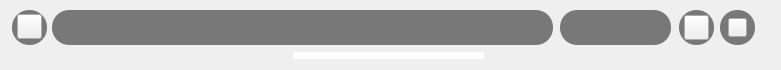
The window that maintablewidget.ui (Aero80wd/SchoolTools) describes before a commit, drawn with Qt 5.
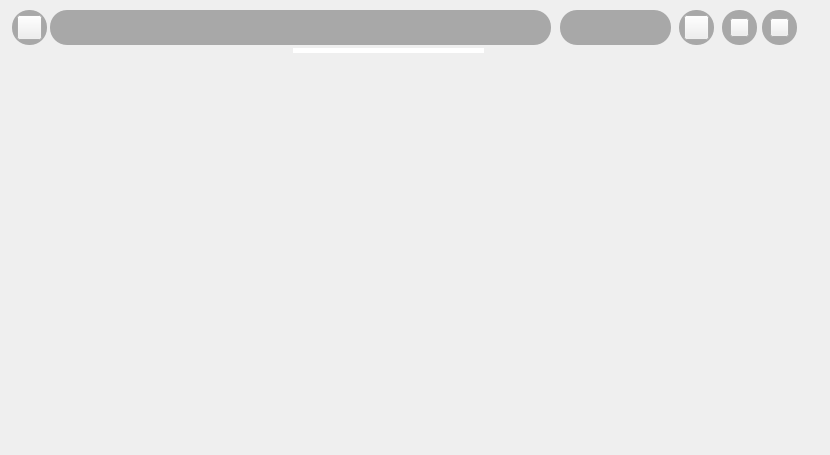
The same window after the commit. Icons and pictures are not drawn. Custom widgets are drawn as their Qt base class.

What changed in the file:
```diff
--- a/maintablewidget.ui
+++ b/maintablewidget.ui
@@ -6,8 +6,8 @@
    <rect>
     <x>0</x>
     <y>0</y>
-    <width>781</width>
-    <height>70</height>
+    <width>830</width>
+    <height>455</height>
    </rect>
   </property>
   <property name="windowTitle">
@@ -17,13 +17,14 @@
    <property name="geometry">
     <rect>
      <x>17</x>
-     <y>14</y>
+     <y>15</y>
      <width>25</width>
      <height>25</height>
     </rect>
    </property>
    <property name="styleSheet">
-    <string notr="true">border-image:url(&quot;:/res/a.png&quot;);</string>
+    <string notr="true">QPushButton{border-image:url(&quot;:/res/a.png&quot;);}
+QPushButton:hover{border-image:url(&quot;:/res/hide.png&quot;);}</string>
    </property>
    <property name="text">
     <string/>
@@ -60,9 +61,7 @@
     </font>
    </property>
    <property name="styleSheet">
-    <string notr="true">background:rgba(0,0,0,0.5);
-border-radius:17px;
-color:#1191d3;</string>
+    <string notr="true">background:rgba(0,0,0,0.3);border-radius:17px;color:#caa257;</string>
    </property>
    <property name="text">
     <string/>
@@ -86,9 +85,7 @@
     </font>
    </property>
    <property name="styleSheet">
-    <string notr="true">background:rgba(0,0,0,0.5);
-border-radius:17px;
-color:#caa257;</string>
+    <string notr="true">color:#caa257;</string>
    </property>
    <property name="text">
     <string/>
@@ -100,7 +97,7 @@
   <widget class="QLabel" name="table_show">
    <property name="geometry">
     <rect>
-     <x>52</x>
+     <x>50</x>
      <y>10</y>
      <width>501</width>
      <height>35</height>
@@ -112,7 +109,7 @@
     </font>
    </property>
    <property name="styleSheet">
-    <string notr="true">background:rgba(0,0,0,0.5);border-radius:17px;color:#caa257;</string>
+    <string notr="true">color:#caa257;</string>
    </property>
    <property name="text">
     <string/>
@@ -136,9 +133,7 @@
     </font>
    </property>
    <property name="styleSheet">
-    <string notr="true">background:rgba(0,0,0,0.5);
-border-radius:17px;
-color:#caa257;</string>
+    <string notr="true">background:rgba(0,0,0,0.3);border-radius:17px;color:#caa257;</string>
    </property>
    <property name="text">
     <string/>
@@ -147,7 +142,7 @@
   <widget class="RollingLabel" name="pushButton_3">
    <property name="geometry">
     <rect>
-     <x>720</x>
+     <x>762</x>
      <y>10</y>
      <width>35</width>
      <height>35</height>
@@ -159,9 +154,7 @@
     </font>
    </property>
    <property name="styleSheet">
-    <string notr="true">background:rgba(0,0,0,0.5);
-border-radius:17px;
-color:#1191d3;</string>
+    <string notr="true">background:rgba(0,0,0,0.3);border-radius:17px;color:#caa257;</string>
    </property>
    <property name="text">
     <string/>
@@ -173,7 +166,7 @@
   <widget class="QPushButton" name="muyu">
    <property name="geometry">
     <rect>
-     <x>728</x>
+     <x>770</x>
      <y>18</y>
      <width>19</width>
      <height>19</height>
@@ -190,9 +183,9 @@
    <property name="geometry">
     <rect>
      <x>293</x>
-     <y>52</y>
+     <y>48</y>
      <width>191</width>
-     <height>7</height>
+     <height>5</height>
     </rect>
    </property>
    <property name="styleSheet">
@@ -204,6 +197,86 @@
     <string/>
    </property>
   </widget>
+  <widget class="QLabel" name="table_show_3">
+   <property name="geometry">
+    <rect>
+     <x>50</x>
+     <y>10</y>
+     <width>501</width>
+     <height>35</height>
+    </rect>
+   </property>
+   <property name="font">
+    <font>
+     <pointsize>14</pointsize>
+    </font>
+   </property>
+   <property name="styleSheet">
+    <string notr="true">background:rgba(0,0,0,0.3);border-radius:17px;color:#caa257;</string>
+   </property>
+   <property name="text">
+    <string/>
+   </property>
+   <property name="alignment">
+    <set>Qt::AlignCenter</set>
+   </property>
+  </widget>
+  <widget class="QLabel" name="pushButton_4">
+   <property name="geometry">
+    <rect>
+     <x>560</x>
+     <y>10</y>
+     <width>111</width>
+     <height>35</height>
+    </rect>
+   </property>
+   <property name="font">
+    <font>
+     <pointsize>14</pointsize>
+    </font>
+   </property>
+   <property name="styleSheet">
+    <string notr="true">background:rgba(0,0,0,0.3);border-radius:17px;color:#caa257;</string>
+   </property>
+   <property name="text">
+    <string/>
+   </property>
+   <property name="alignment">
+    <set>Qt::AlignCenter</set>
+   </property>
+  </widget>
+  <widget class="QPushButton" name="todo">
+   <property name="geometry">
+    <rect>
+     <x>730</x>
+     <y>18</y>
+     <width>19</width>
+     <height>19</height>
+    </rect>
+   </property>
+   <property name="styleSheet">
+    <string notr="true">border-image:url(&quot;:/res/todo.png&quot;);</string>
+   </property>
+   <property name="text">
+    <string/>
+   </property>
+  </widget>
+  <widget class="QWidget" name="pushButton_5" native="true">
+   <property name="geometry">
+    <rect>
+     <x>722</x>
+     <y>10</y>
+     <width>35</width>
+     <height>35</height>
+    </rect>
+   </property>
+   <property name="styleSheet">
+    <string notr="true">background:rgba(0,0,0,0.3);border-radius:17px;color:#caa257;</string>
+   </property>
+  </widget>
+  <zorder>pushButton_5</zorder>
+  <zorder>pushButton_4</zorder>
+  <zorder>table_show_3</zorder>
   <zorder>pushButton_2</zorder>
   <zorder>label</zorder>
   <zorder>pushButton</zorder>
@@ -213,18 +286,19 @@
   <zorder>pushButton_3</zorder>
   <zorder>muyu</zorder>
   <zorder>down_button</zorder>
+  <zorder>todo</zorder>
  </widget>
  <customwidgets>
-  <customwidget>
-   <class>RollingLabel</class>
-   <extends>QLabel</extends>
-   <header>rolling_label.h</header>
-  </customwidget>
   <customwidget>
    <class>ClickLabel</class>
    <extends>QLabel</extends>
    <header>clicklabel.h</header>
   </customwidget>
+  <customwidget>
+   <class>RollingLabel</class>
+   <extends>QLabel</extends>
+   <header>rolling_label.h</header>
+  </customwidget>
  </customwidgets>
  <resources/>
  <connections/>
```
